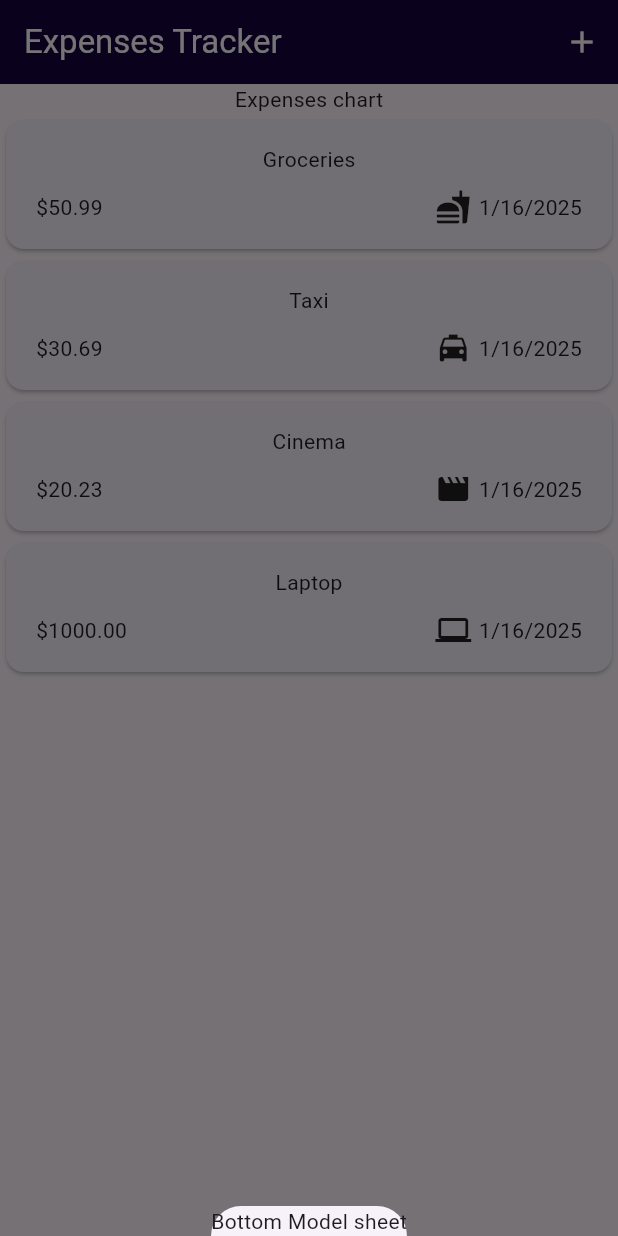
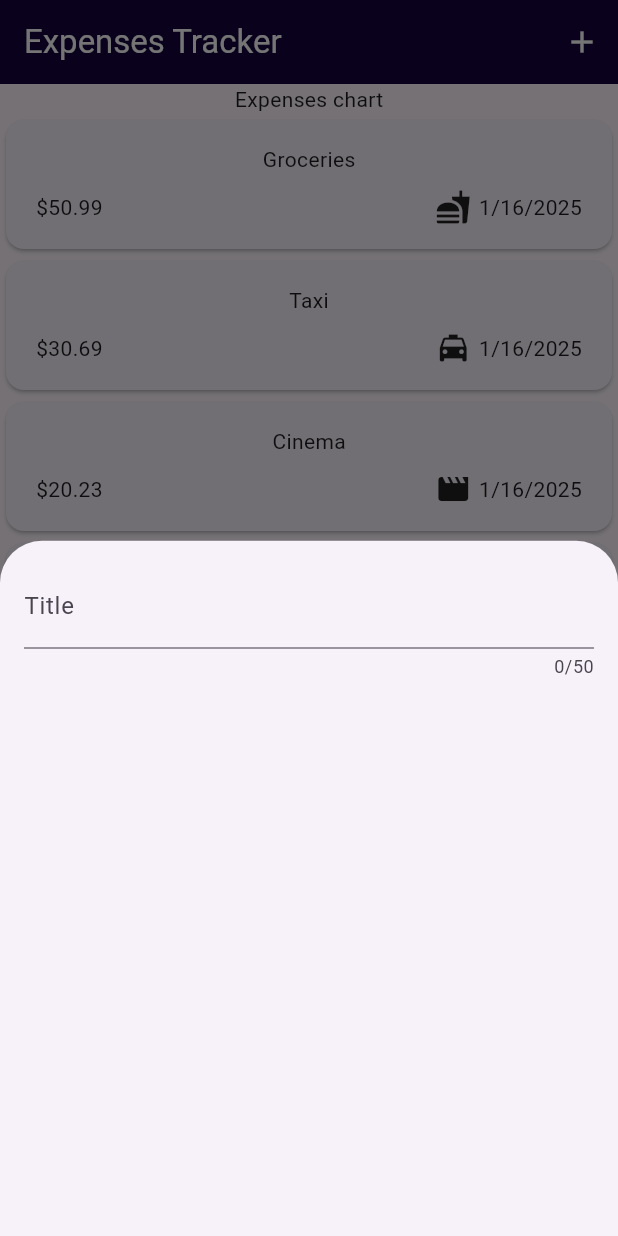
Before and after one commit to dlipkumar77/expense_tracker, a Flutter app: the screen it shows after launch, after a tap on the "add" icon, on a phone screen of 412 x 824 dp. Run offline on Flutter 3.47's test engine with Material 3 defaults, Android fonts, the phone set to English and light mode, and no system bars.

Commit message:
Bottom Page Basic Design

```diff
--- a/lib/widget/expenses.dart
+++ b/lib/widget/expenses.dart
@@ -1,6 +1,7 @@
 import 'package:flutter/material.dart';
 import '../models/expense.dart';
 import './expenses_list/expenses_list.dart';
+import '../widget/new_expenses.dart';
 
 class Expenses extends StatefulWidget {
   const Expenses({super.key});
@@ -39,7 +40,7 @@ class _ExpensesState extends State<Expenses> {
   void _openAddExpenseOverlay() {
     showModalBottomSheet(
       context: context,
-      builder: (ctx) => Text('Bottom Model sheet'),
+      builder: (ctx) => NewExpenses(),
     );
   }
 
--- /dev/null
+++ b/lib/widget/new_expenses.dart
@@ -0,0 +1,25 @@
+import 'package:flutter/material.dart';
+
+class NewExpenses extends StatefulWidget {
+  const NewExpenses({super.key});
+
+  @override
+  _NewExpensesState createState() => _NewExpensesState();
+}
+
+class _NewExpensesState extends State<NewExpenses> {
+  @override
+  Widget build(BuildContext context) {
+    return Padding(
+      padding: const EdgeInsets.all(16),
+      child: Column(
+        children: [
+          TextField(
+            maxLength: 50,
+            decoration: InputDecoration(labelText: 'Title'),
+          ),
+        ],
+      ),
+    );
+  }
+}
```
